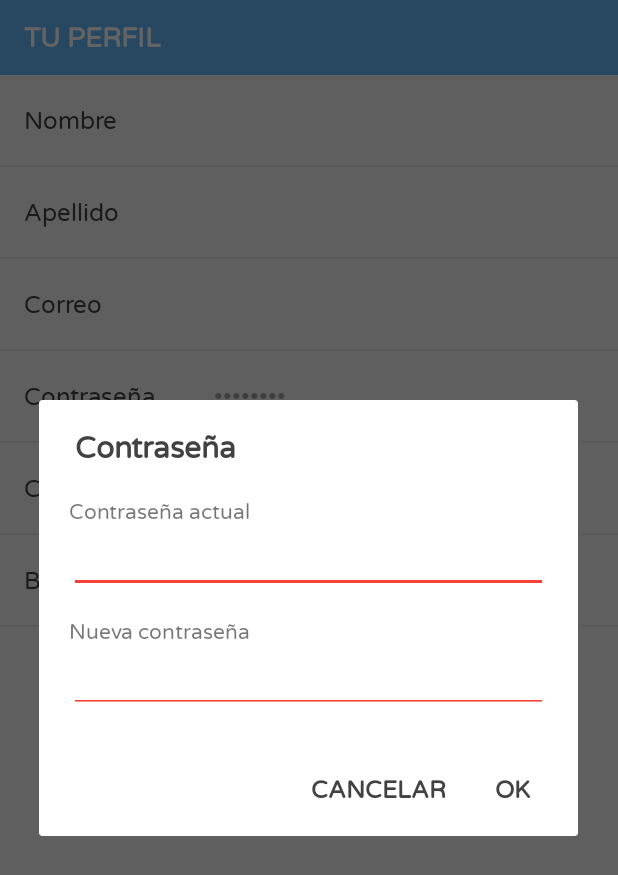
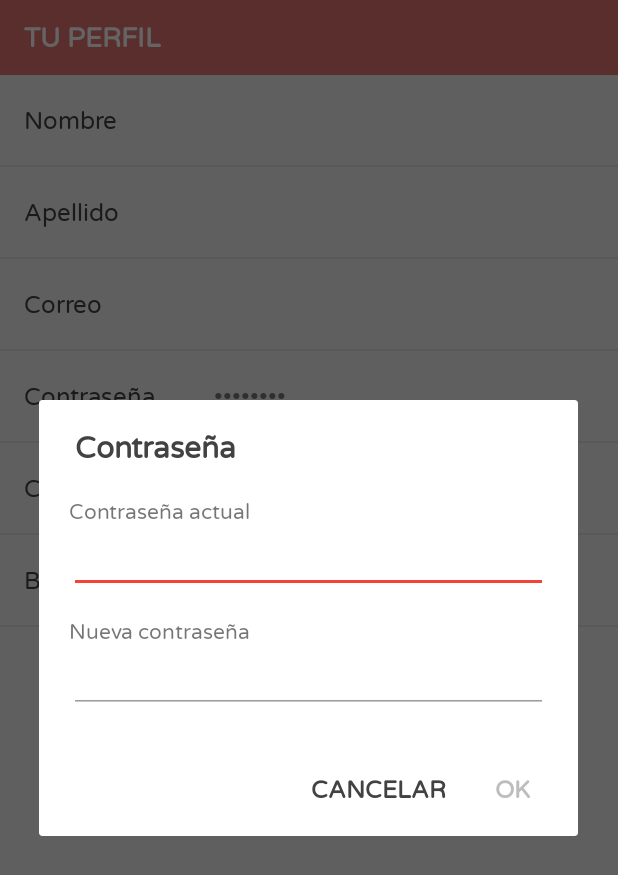
Before and after one commit to codelabs2019/axioma, an Android app: the fragment SettingsFragment shown on its own in the app's theme, after a tap on "Contraseña", on a phone screen of 412 x 824 dp. Shown: the top 875 px of the screen. Run offline under Robolectric (Android 15) with nearby library versions, the light colour scheme and no system bars; our stand-ins replace Volley.

Commit message:
Axioma App v.2.3

```diff
--- a/AxiomaApp/app/src/main/java/com/cjbensan/axiomaapp/dialog/PasswordDialog.java
+++ b/AxiomaApp/app/src/main/java/com/cjbensan/axiomaapp/dialog/PasswordDialog.java
@@ -1,17 +1,29 @@
 package com.cjbensan.axiomaapp.dialog;
 
+import android.app.Activity;
 import android.app.AlertDialog;
 import android.app.Dialog;
 import android.content.DialogInterface;
+import android.content.Intent;
 import android.os.Bundle;
 import android.support.annotation.NonNull;
 import android.support.annotation.Nullable;
+import android.support.design.widget.TextInputEditText;
+import android.support.design.widget.TextInputLayout;
+import android.text.Editable;
+import android.text.TextWatcher;
 import android.view.LayoutInflater;
 import android.view.View;
+import android.widget.Button;
 
 import com.cjbensan.axiomaapp.R;
+import com.cjbensan.axiomaapp.util.SharedPreferencesManager;
+import com.cjbensan.axiomaapp.util.ValidateInput;
+
 
 public class PasswordDialog extends SettingsDialog {
+
+    private Button positiveBtn;
 
     @NonNull
     @Override
@@ -21,15 +33,70 @@ public class PasswordDialog extends SettingsDialog {
         String title = args.getString("LABEL");
 
         LayoutInflater inflater = getActivity().getLayoutInflater();
-        View dialog = inflater.inflate(R.layout.dialog_password, null);
+        View view = inflater.inflate(R.layout.dialog_password, null);
+
+        final String currentPass = SharedPreferencesManager.getInstance(getActivity()).getStudent().getPassword();
+
+        final TextInputLayout currentPassInputLayout = (TextInputLayout) view.findViewById(R.id.input_layout_current_password);
+        final TextInputEditText currentPassInput = (TextInputEditText) view.findViewById(R.id.input_current_password);
+        currentPassInput.setOnFocusChangeListener(new View.OnFocusChangeListener() {
+            @Override
+            public void onFocusChange(View view, boolean hasFocus) {
+                String pass = currentPassInput.getText().toString();
+
+                if (!hasFocus) {
+                    if (!pass.equals(currentPass)) {
+                        currentPassInputLayout.setErrorEnabled(true);
+                        currentPassInputLayout.setError("La contraseña es incorrecta.");
+                    }
+                    else {
+                        currentPassInputLayout.setErrorEnabled(false);
+                    }
+                }
+            }
+        });
+
+        final TextInputLayout newPassInputLayout = (TextInputLayout) view.findViewById(R.id.input_layout_new_password);
+        final TextInputEditText newPassInput = (TextInputEditText) view.findViewById(R.id.input_new_password);
+        newPassInput.addTextChangedListener(new TextWatcher() {
+            @Override
+            public void beforeTextChanged(CharSequence charSequence, int i, int i1, int i2) {
+
+            }
+
+            @Override
+            public void onTextChanged(CharSequence charSequence, int i, int i1, int i2) {
+
+            }
+
+            @Override
+            public void afterTextChanged(Editable editable) {
+                String newPass = newPassInput.getText().toString();
+                boolean validPassword = ValidateInput.validatePassword(newPass);
+
+                if(validPassword && !newPass.equals(currentPass)) {
+                    positiveBtn.setEnabled(true);
+                    positiveBtn.setTextColor(0xFF424242);
+                }
+                else {
+                    positiveBtn.setEnabled(false);
+                    positiveBtn.setTextColor(0xFFBDBDBD);
+                }
+            }
+        });
+
 
         AlertDialog.Builder builder = new AlertDialog.Builder(getActivity());
-        builder.setView(dialog)
+        builder.setView(view)
                 .setTitle(title)
                 .setPositiveButton("OK", new DialogInterface.OnClickListener() {
                     @Override
                     public void onClick(DialogInterface dialogInterface, int i) {
-
+                        Bundle bundle = new Bundle();
+                        bundle.putString(KEY, newPassInput.getText().toString());
+                        Intent intent = new Intent().putExtras(bundle);
+                        getTargetFragment().onActivityResult(
+                                getTargetRequestCode(), Activity.RESULT_OK, intent);
                     }
                 })
                 .setNegativeButton("CANCELAR", new DialogInterface.OnClickListener() {
@@ -41,4 +108,13 @@ public class PasswordDialog extends SettingsDialog {
 
         return builder.create();
     }
+
+    @Override
+    public void onStart() {
+        super.onStart();
+
+        positiveBtn = ((AlertDialog) getDialog()).getButton(AlertDialog.BUTTON_POSITIVE);
+        positiveBtn.setEnabled(false);
+        positiveBtn.setTextColor(0xFFBDBDBD);
+    }
 }
--- a/AxiomaApp/app/src/main/res/layout/activity_user_session.xml
+++ b/AxiomaApp/app/src/main/res/layout/activity_user_session.xml
@@ -14,8 +14,8 @@
         android:layout_alignParentStart="true"
         android:layout_alignParentEnd="true"
         android:layout_alignParentBottom="true"
-        android:background="?attr/colorPrimary"
-        app:itemBackground="?attr/colorPrimary"
+        android:background="@color/colorRed"
+        app:itemBackground="@color/colorRed"
         app:itemIconTint="@android:color/white"
         app:itemTextColor="@android:color/white"
         app:menu="@menu/bottom_nav_actions"/>
--- a/AxiomaApp/app/src/main/res/layout/dialog_password.xml
+++ b/AxiomaApp/app/src/main/res/layout/dialog_password.xml
@@ -1,8 +1,8 @@
 <?xml version="1.0" encoding="utf-8"?>
-<LinearLayout
-    xmlns:android="http://schemas.android.com/apk/res/android"
+<LinearLayout xmlns:android="http://schemas.android.com/apk/res/android"
     android:layout_width="wrap_content"
     android:layout_height="wrap_content"
+    xmlns:app="http://schemas.android.com/apk/res-auto"
     android:padding="20dp"
     android:orientation="vertical">
 
@@ -12,14 +12,22 @@
         android:fontFamily="@font/varela_round"
         android:text="@string/current_password"/>
 
-    <EditText
+    <android.support.design.widget.TextInputLayout
+        android:id="@+id/input_layout_current_password"
+        android:layout_width="match_parent"
+        android:layout_height="wrap_content"
+        android:theme="@style/TextInputLayoutAppearance"
+        app:hintEnabled="false">
+
+        <android.support.design.widget.TextInputEditText
             android:id="@+id/input_current_password"
             android:layout_width="match_parent"
             android:layout_height="wrap_content"
             android:inputType="textPassword"
             android:fontFamily="@font/varela_round"
-        android:textColor="#424242"
-        android:backgroundTint="@color/colorRed"/>
+            android:textColor="#424242" />
+
+    </android.support.design.widget.TextInputLayout>
 
     <TextView
         android:layout_width="match_parent"
@@ -28,13 +36,21 @@
         android:fontFamily="@font/varela_round"
         android:text="@string/new_password"/>
 
-    <EditText
+    <android.support.design.widget.TextInputLayout
+        android:id="@+id/input_layout_new_password"
+        android:layout_width="match_parent"
+        android:layout_height="wrap_content"
+        android:theme="@style/TextInputLayoutAppearance"
+        app:hintEnabled="false">
+
+        <android.support.design.widget.TextInputEditText
             android:id="@+id/input_new_password"
             android:layout_width="match_parent"
             android:layout_height="wrap_content"
             android:inputType="textPassword"
             android:fontFamily="@font/varela_round"
-        android:textColor="#424242"
-        android:backgroundTint="@color/colorRed"/>
+            android:textColor="#424242" />
+
+    </android.support.design.widget.TextInputLayout>
 
 </LinearLayout>
--- a/AxiomaApp/app/src/main/res/layout/fragment_settings.xml
+++ b/AxiomaApp/app/src/main/res/layout/fragment_settings.xml
@@ -13,7 +13,7 @@
         android:layout_alignParentStart="true"
         android:layout_alignParentEnd="true"
         android:layout_alignParentTop="true"
-        android:background="#64B5F6"
+        android:background="#E57373"
         android:gravity="center_vertical"
         android:paddingStart="16dp"
         android:paddingEnd="16dp"
--- a/AxiomaApp/app/src/main/res/layout/settings_list_row.xml
+++ b/AxiomaApp/app/src/main/res/layout/settings_list_row.xml
@@ -27,7 +27,7 @@
         android:layout_weight="2"
         android:gravity="center_vertical"
         android:fontFamily="@font/varela_round"
-        android:textColor="#9E9E9E"
+        android:textColor="#757575"
         android:textSize="15sp"/>
 
 </LinearLayout>
```
Also changed, not shown: AxiomaApp/app/src/main/java/com/cjbensan/axiomaapp/fragment/SettingsFragment.java (+8 -1 lines). Lines whose indentation alone changed are shown as unchanged.
